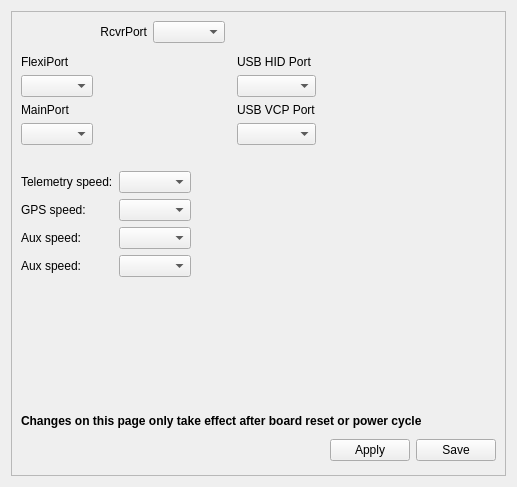
Qt form ground/openpilotgcs/src/plugins/config/cc_hw_settings.ui (vooon/OpenPilot) before a commit.
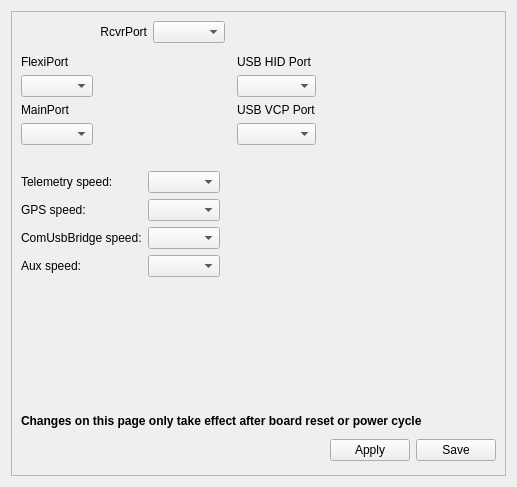
The same form after that commit. Icons and pictures are not drawn.

Commit message: Merged with origin/next.

```diff
--- a/ground/openpilotgcs/src/plugins/config/cc_hw_settings.ui
+++ b/ground/openpilotgcs/src/plugins/config/cc_hw_settings.ui
@@ -158,7 +158,7 @@
              </size>
             </property>
             <property name="text">
-             <string>Aux speed:</string>
+             <string>ComUsbBridge speed:</string>
             </property>
            </widget>
           </item>
```
